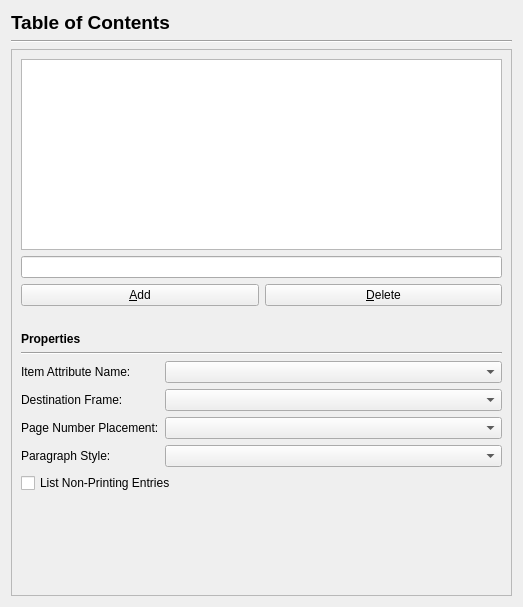
Old version of the form scribus/ui/prefs_tableofcontentsbase.ui in the repository scribusproject/scribus.
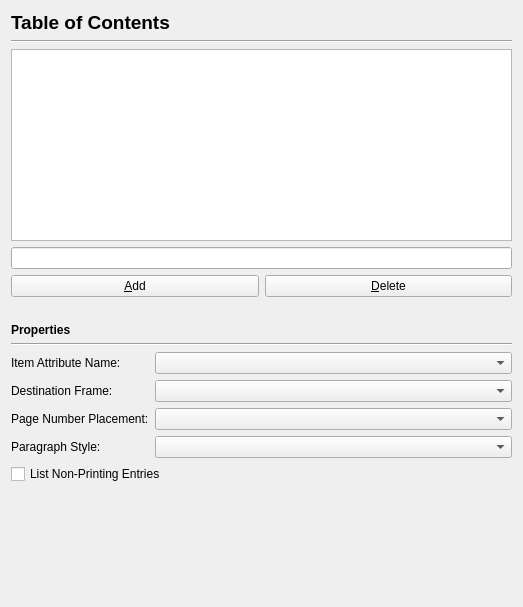
New version of the form.

Commit message: #16367: Remove frame border from hidden scrollareas in main Preferences dialog <bubu>

```diff
--- a/scribus/ui/prefs_tableofcontentsbase.ui
+++ b/scribus/ui/prefs_tableofcontentsbase.ui
@@ -37,6 +37,12 @@
    </item>
    <item>
     <widget class="QScrollArea" name="scrollArea">
+     <property name="frameShape">
+      <enum>QFrame::NoFrame</enum>
+     </property>
+     <property name="frameShadow">
+      <enum>QFrame::Plain</enum>
+     </property>
      <property name="widgetResizable">
       <bool>true</bool>
      </property>
@@ -50,6 +56,15 @@
        </rect>
       </property>
       <layout class="QVBoxLayout" name="verticalLayout_2">
+       <property name="leftMargin">
+        <number>0</number>
+       </property>
+       <property name="topMargin">
+        <number>0</number>
+       </property>
+       <property name="rightMargin">
+        <number>0</number>
+       </property>
        <item>
         <widget class="QListWidget" name="tocListBox"/>
        </item>
```
The commit also changes 7 other files.
